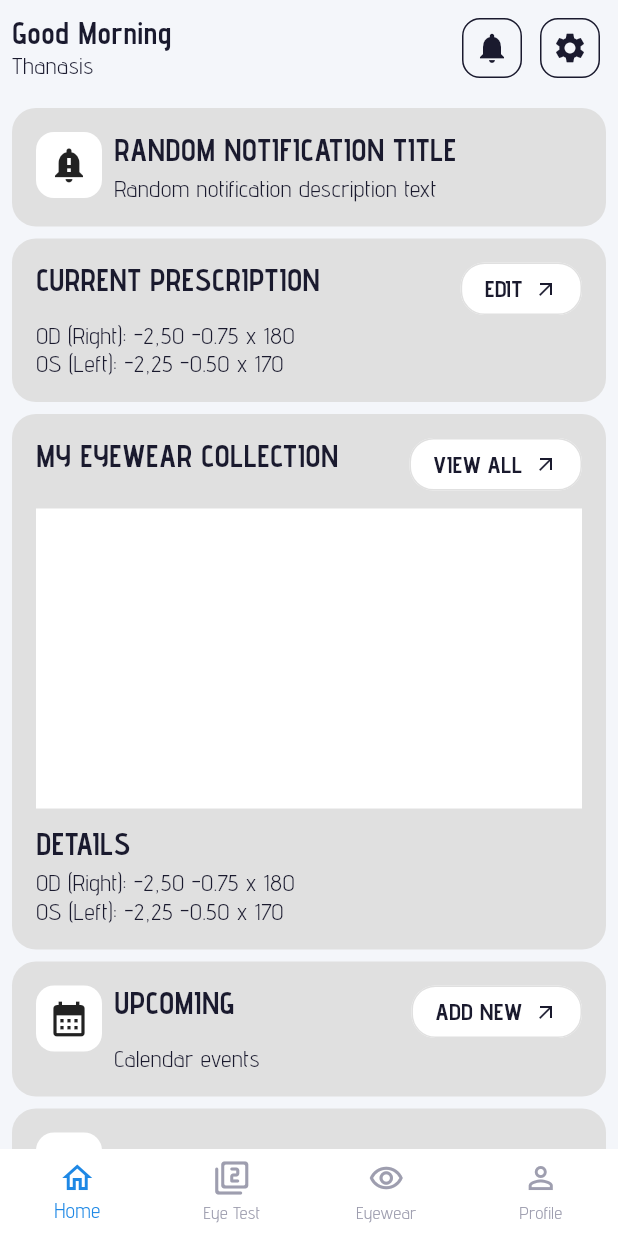
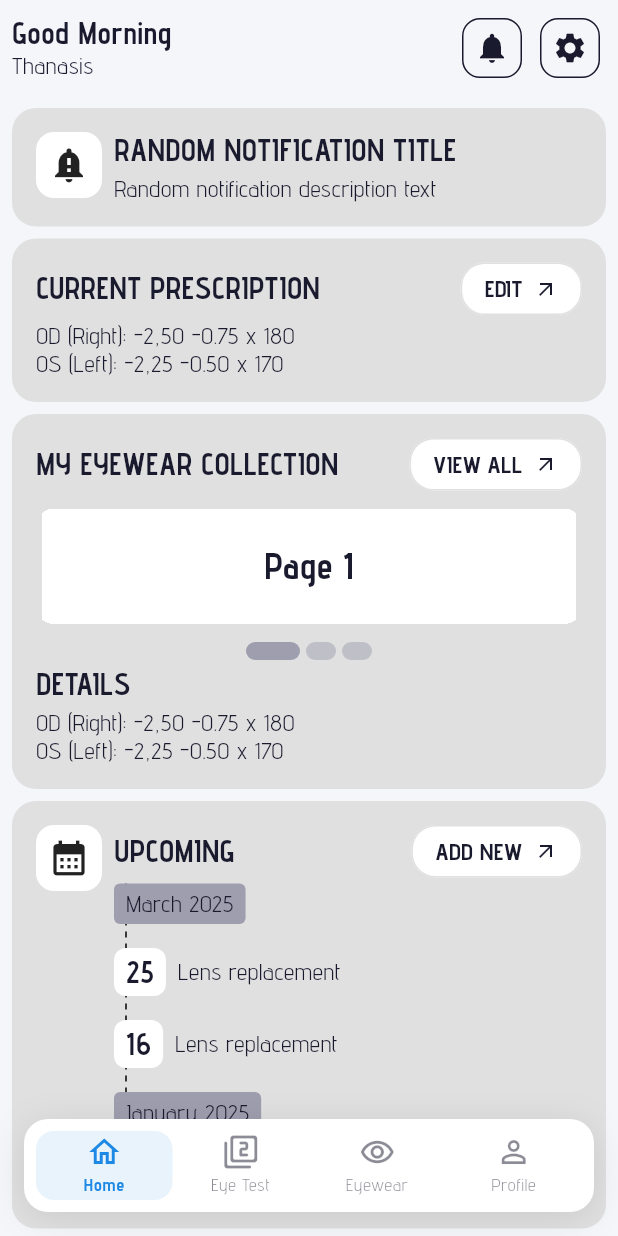
Before and after one commit to Thanasis-Traitsis/my_eyes_flutter, a Flutter app: the screen it shows after launch, on a phone screen of 412 x 824 dp. Run offline on Flutter 3.47's test engine with Material 3 defaults, Android fonts, the light colour scheme and no system bars; our stand-ins replace bloc, equatable, flutter_bloc, go_router, shared_preferences.

Commit message:
feat: complete bottom navbar & full screens

```diff
--- a/lib/core/constants/app_borders.dart
+++ b/lib/core/constants/app_borders.dart
@@ -3,6 +3,8 @@ import 'package:flutter/material.dart';
 class AppBorders {
   static const double smallBorderWidth = 1.0;
   static const double mediumBorderWidth = 2.0;
+  static BorderRadius get extraSmallBorderRadius => BorderRadius.circular(4.0);
+  static BorderRadius get smallBorderRadius => BorderRadius.circular(8.0);
   static BorderRadius get mediumBorderRadius => BorderRadius.circular(12.0);
   static BorderRadius get largeBorderRadius => BorderRadius.circular(16.0);
 }
--- a/lib/core/constants/app_sizes.dart
+++ b/lib/core/constants/app_sizes.dart
@@ -3,4 +3,8 @@ class AppSizes {
 
   static const double iconSizeS = 16.0;
   static const double iconSizeL = 28.0;
+
+  static const double pageIndicatorHeight = 12.0;
+  static const double pageIndicatorWidth = 20.0;
+  static const double pageIndicatorActiveWidth = 36.0;
 }
--- a/lib/core/constants/app_spacing.dart
+++ b/lib/core/constants/app_spacing.dart
@@ -3,6 +3,7 @@ class AppSpacing {
   static const double spacingL = 16.0;
   static const double spacingM = 8.0;
   static const double spacingS = 4.0;
+  static const double spacingXS = 2.0;
 
   static const double screenPadding = 8.0;
 }
--- a/lib/core/router/app_pages.dart
+++ b/lib/core/router/app_pages.dart
@@ -1,6 +1,8 @@
 import 'package:flutter/material.dart';
 import 'package:my_eyes/core/router/app_routes.dart';
 import 'package:my_eyes/presentation/home/screens/home_screen.dart';
+import 'package:my_eyes/presentation/notifications/screens/notifications_screen.dart';
+import 'package:my_eyes/presentation/settings/screens/settings_screen.dart';
 
 class PageInfo {
   final String path;
@@ -65,14 +67,14 @@ class AppPages {
     path: AppRoutes.notifications,
     name: 'notifications',
     title: 'Notifications',
-    builder: (_) => const Placeholder(),
+    builder: (_) => const NotificationsScreen(),
   );
 
   static final settings = PageInfo(
     path: AppRoutes.settings,
     name: 'settings',
     title: 'Settings',
-    builder: (_) => const Placeholder(),
+    builder: (_) => const SettingsScreen(),
   );
 
   static final lensNew = PageInfo(
--- a/lib/presentation/home/screens/home_screen.dart
+++ b/lib/presentation/home/screens/home_screen.dart
@@ -1,7 +1,14 @@
 import 'package:flutter/material.dart';
 import 'package:my_eyes/core/constants/app_spacing.dart';
+import 'package:my_eyes/core/router/app_pages.dart';
+import 'package:my_eyes/core/router/navigation_service.dart';
+import 'package:my_eyes/core/theme/custom_text_type.dart';
 import 'package:my_eyes/core/utils/theme_extensions.dart';
 import 'package:my_eyes/presentation/shared/screens/custom_screen.dart';
+import 'package:my_eyes/presentation/shared/widgets/calendar/date_and_event.dart';
+import 'package:my_eyes/presentation/shared/widgets/calendar/dotted_line_painter.dart';
+import 'package:my_eyes/presentation/shared/widgets/calendar/month_tag.dart';
+import 'package:my_eyes/presentation/shared/widgets/carousel/custom_carousel.dart';
 import 'package:my_eyes/presentation/shared/widgets/custom_container.dart';
 import 'package:my_eyes/presentation/shared/widgets/custom_text.dart';
 import 'package:my_eyes/presentation/shared/widgets/shortcut_card.dart';
@@ -11,12 +18,22 @@ class HomeScreen extends StatelessWidget {
 
   @override
   Widget build(BuildContext context) {
-    return CustomScreen(
+    return CustomScreen.withBottomNavbar(
       regularTitle: "Good Morning",
       subtitle: "Thanasis",
       suffixButtons: [
-        IconButton(icon: const Icon(Icons.notifications), onPressed: () {}),
-        IconButton(icon: const Icon(Icons.settings), onPressed: () {}),
+        IconButton(
+          icon: const Icon(Icons.notifications),
+          onPressed: () {
+            NavigationService.push(AppPages.notifications.path);
+          },
+        ),
+        IconButton(
+          icon: const Icon(Icons.settings),
+          onPressed: () {
+            NavigationService.push(AppPages.settings.path);
+          },
+        ),
       ],
       child: Column(
         spacing: AppSpacing.spacingM,
@@ -44,11 +61,36 @@ class HomeScreen extends StatelessWidget {
             buttonText: "view all",
             onButtonPressed: () {},
             containerTitle: "my eyewear collection",
-            containerChild: Container(
-              margin: .symmetric(vertical: AppSpacing.spacingM),
-              width: double.infinity,
-              height: 200,
-              color: context.colors.white,
+            containerChild: CustomCarousel(
+              children: [
+                Container(
+                  alignment: Alignment.center,
+                  padding: .all(AppSpacing.spacingXL),
+                  color: context.colors.white,
+                  child: CustomText(
+                    text: "Page 1",
+                    textType: CustomTextType.regularHeading,
+                  ),
+                ),
+                Container(
+                  alignment: Alignment.center,
+                  padding: .all(AppSpacing.spacingXL),
+                  color: context.colors.white,
+                  child: CustomText(
+                    text: "Page 2",
+                    textType: CustomTextType.regularHeading,
+                  ),
+                ),
+                Container(
+                  alignment: Alignment.center,
+                  padding: .all(AppSpacing.spacingXL),
+                  color: context.colors.white,
+                  child: CustomText(
+                    text: "Page 3",
+                    textType: CustomTextType.regularHeading,
+                  ),
+                ),
+              ],
             ),
             footerTitle: "details",
             footerContent: Column(
@@ -64,7 +106,27 @@ class HomeScreen extends StatelessWidget {
             buttonText: "add new",
             onButtonPressed: () {},
             containerTitle: "upcoming",
-            containerChild: CustomText(text: "Calendar events"),
+            containerChild: Stack(
+              children: [
+                Positioned(
+                  left: AppSpacing.spacingM,
+                  top: 0,
+                  bottom: AppSpacing.spacingS,
+                  child: CustomPaint(painter: DottedLinePainter()),
+                ),
+                Column(
+                  crossAxisAlignment: .start,
+                  spacing: AppSpacing.spacingL,
+                  children: [
+                    MonthTag(monthText: 'March 2025'),
+                    DateAndEvent(date: 25, event: 'Lens replacement'),
+                    DateAndEvent(date: 16, event: 'Lens replacement'),
+                    MonthTag(monthText: 'January 2025'),
+                    DateAndEvent(date: 28, event: 'Lens replacement'),
+                  ],
+                ),
+              ],
+            ),
           ),
           ShortcutCard(
             cardTitle: "add new prescription",
--- /dev/null
+++ b/lib/presentation/notifications/screens/notifications_screen.dart
@@ -0,0 +1,15 @@
+import 'package:flutter/material.dart';
+import 'package:my_eyes/core/router/app_pages.dart';
+import 'package:my_eyes/presentation/shared/screens/full_screen_with_title.dart';
+
+class NotificationsScreen extends StatelessWidget {
+  const NotificationsScreen({super.key});
+
+  @override
+  Widget build(BuildContext context) {
+    return FullScreenWithTitle(
+      currentPage: AppPages.notifications,
+      child: Container(),
+    );
+  }
+}
--- /dev/null
+++ b/lib/presentation/settings/screens/settings_screen.dart
@@ -0,0 +1,15 @@
+import 'package:flutter/material.dart';
+import 'package:my_eyes/core/router/app_pages.dart';
+import 'package:my_eyes/presentation/shared/screens/full_screen_with_title.dart';
+
+class SettingsScreen extends StatelessWidget {
+  const SettingsScreen({super.key});
+
+  @override
+  Widget build(BuildContext context) {
+    return FullScreenWithTitle(
+      currentPage: AppPages.settings,
+      child: Container(),
+    );
+  }
+}
--- a/lib/presentation/shared/screens/custom_screen.dart
+++ b/lib/presentation/shared/screens/custom_screen.dart
@@ -1,6 +1,7 @@
 import 'package:flutter/material.dart';
 import 'package:my_eyes/core/constants/app_spacing.dart';
 import 'package:my_eyes/core/theme/custom_text_type.dart';
+import 'package:my_eyes/presentation/shared/widgets/bottom_navbar.dart';
 import 'package:my_eyes/presentation/shared/widgets/custom_text.dart';
 
 class CustomScreen extends StatelessWidget {
@@ -13,6 +14,7 @@ class CustomScreen extends StatelessWidget {
     this.subtitle,
     this.suffixButtons = const [],
     this.prefixButtons = const [],
+    this.includeBottomSpacing = false,
   });
 
   final Widget child;
@@ -22,6 +24,19 @@ class CustomScreen extends StatelessWidget {
   final String? subtitle;
   final List<IconButton> suffixButtons;
   final List<IconButton> prefixButtons;
+  final bool includeBottomSpacing;
+
+  const CustomScreen.withBottomNavbar({
+    super.key,
+    required this.child,
+    this.withPadding = true,
+    this.bigTitle,
+    this.regularTitle,
+    this.subtitle,
+    this.suffixButtons = const [],
+    this.prefixButtons = const [],
+    this.includeBottomSpacing = true,
+  });
 
   @override
   Widget build(BuildContext context) {
@@ -36,7 +51,21 @@ class CustomScreen extends StatelessWidget {
                   width: double.infinity,
                   child: Padding(
                     padding: .all(AppSpacing.screenPadding),
-                    child: child,
+                    child: Column(
+                      children: [
+                        child,
+                        if (includeBottomSpacing)
+                          Opacity(
+                            opacity: 0,
+                            child: Padding(
+                              padding: const .symmetric(
+                                vertical: AppSpacing.spacingM,
+                              ),
+                              child: BottomNavbar(),
+                            ),
+                          ),
+                      ],
+                    ),
                   ),
                 ),
               ),
--- /dev/null
+++ b/lib/presentation/shared/screens/full_screen_with_title.dart
@@ -0,0 +1,34 @@
+import 'package:flutter/material.dart';
+import 'package:my_eyes/core/router/app_pages.dart';
+import 'package:my_eyes/core/router/navigation_service.dart';
+import 'package:my_eyes/presentation/shared/screens/custom_screen.dart';
+
+class FullScreenWithTitle extends StatelessWidget {
+  final PageInfo currentPage;
+  final bool withBackButton;
+  final Widget child;
+
+  const FullScreenWithTitle({
+    super.key,
+    required this.currentPage,
+    this.withBackButton = true,
+    required this.child,
+  });
+
+  @override
+  Widget build(BuildContext context) {
+    return CustomScreen(
+      bigTitle: currentPage.title,
+      prefixButtons: [
+        if (withBackButton)
+          IconButton(
+            icon: const Icon(Icons.arrow_back),
+            onPressed: () {
+              NavigationService.pop();
+            },
+          ),
+      ],
+      child: child,
+    );
+  }
+}
--- a/lib/presentation/shared/screens/screen_with_navbar.dart
+++ b/lib/presentation/shared/screens/screen_with_navbar.dart
@@ -1,5 +1,7 @@
 import 'package:flutter/material.dart';
 import 'package:go_router/go_router.dart';
+import 'package:my_eyes/core/constants/app_spacing.dart';
+import 'package:my_eyes/presentation/shared/widgets/bottom_navbar.dart';
 
 class ScreenWithNavbar extends StatelessWidget {
   const ScreenWithNavbar({super.key, required this.navigationShell});
@@ -9,29 +11,14 @@ class ScreenWithNavbar extends StatelessWidget {
   @override
   Widget build(BuildContext context) {
     return Scaffold(
-      body: navigationShell,
-      bottomNavigationBar: BottomNavigationBar(
-        currentIndex: navigationShell.currentIndex,
-        onTap: (index) => navigationShell.goBranch(
-          index,
-          initialLocation: index == navigationShell.currentIndex,
-        ),
-        items: const [
-          BottomNavigationBarItem(
-            icon: Icon(Icons.home_outlined),
-            label: 'Home',
-          ),
-          BottomNavigationBarItem(
-            icon: Icon(Icons.filter_2_rounded),
-            label: 'Eye Test',
-          ),
-          BottomNavigationBarItem(
-            icon: Icon(Icons.remove_red_eye_outlined),
-            label: 'Eyewear',
-          ),
-          BottomNavigationBarItem(
-            icon: Icon(Icons.person_outline),
-            label: 'Profile',
+      body: Stack(
+        children: [
+          navigationShell,
+          Positioned(
+            left: AppSpacing.spacingL,
+            right: AppSpacing.spacingL,
+            bottom: AppSpacing.spacingL + MediaQuery.of(context).padding.bottom,
+            child: BottomNavbar(navigationShell: navigationShell),
           ),
         ],
       ),
--- /dev/null
+++ b/lib/presentation/shared/widgets/bottom_navbar.dart
@@ -0,0 +1,122 @@
+import 'package:flutter/material.dart';
+import 'package:go_router/go_router.dart';
+import 'package:my_eyes/core/constants/app_borders.dart';
+import 'package:my_eyes/core/constants/app_spacing.dart';
+import 'package:my_eyes/core/utils/theme_extensions.dart';
+
+class BottomNavbar extends StatelessWidget {
+  final StatefulNavigationShell? navigationShell;
+
+  const BottomNavbar({super.key, this.navigationShell});
+
+  @override
+  Widget build(BuildContext context) {
+    return Container(
+      padding: .all(AppSpacing.spacingM),
+      decoration: BoxDecoration(
+        color: Theme.of(context).colorScheme.surface,
+        borderRadius: AppBorders.largeBorderRadius,
+        boxShadow: [
+          BoxShadow(
+            color: context.colors.black.withValues(alpha: 0.1),
+            blurRadius: 20,
+            offset: const Offset(0, 4),
+          ),
+        ],
+      ),
+      child: Row(
+        mainAxisAlignment: .spaceAround,
+        children: [
+          _NavItem(
+            icon: Icons.home_outlined,
+            label: 'Home',
+            index: 0,
+            navigationShell: navigationShell,
+          ),
+          _NavItem(
+            icon: Icons.filter_2_rounded,
+            label: 'Eye Test',
+            index: 1,
+            navigationShell: navigationShell,
+          ),
+          _NavItem(
+            icon: Icons.remove_red_eye_outlined,
+            label: 'Eyewear',
+            index: 2,
+            navigationShell: navigationShell,
+          ),
+          _NavItem(
+            icon: Icons.person_outline,
+            label: 'Profile',
+            index: 3,
+            navigationShell: navigationShell,
+          ),
+        ].map((item) => Expanded(child: item)).toList(),
+      ),
+    );
+  }
+}
+
+class _NavItem extends StatelessWidget {
+  const _NavItem({
+    required this.icon,
+    required this.label,
+    required this.index,
+    this.navigationShell,
+  });
+
+  final IconData icon;
+  final String label;
+  final int index;
+  final StatefulNavigationShell? navigationShell;
+
+  @override
+  Widget build(BuildContext context) {
+    final isSelected = navigationShell?.currentIndex == index;
+    final color = isSelected
+        ? Theme.of(context).colorScheme.primary
+        : Theme.of(context).colorScheme.onSurface.withValues(alpha: 0.5);
+
+    return GestureDetector(
+      onTap: () => navigationShell?.goBranch(
+        index,
+        initialLocation: index == navigationShell?.currentIndex,
+      ),
+      child: Center(
+        child: AnimatedContainer(
+          width: double.infinity,
+          duration: const Duration(milliseconds: 250),
+          curve: Curves.easeInOut,
+          padding: .symmetric(
+            horizontal: isSelected ? AppSpacing.spacingM : AppSpacing.spacingS,
+            vertical: AppSpacing.spacingXS,
+          ),
+          decoration: BoxDecoration(
+            color: isSelected
+                ? Theme.of(context).colorScheme.primary.withValues(alpha: 0.1)
+                : Colors.transparent,
+            borderRadius: AppBorders.mediumBorderRadius,
+          ),
+          child: Column(
+            mainAxisSize: .min,
+            spacing: AppSpacing.spacingXS,
+            children: [
+              AnimatedSwitcher(
+                duration: const Duration(milliseconds: 200),
+                child: Icon(icon, color: color, key: ValueKey(isSelected)),
+              ),
+              AnimatedDefaultTextStyle(
+                duration: const Duration(milliseconds: 250),
+                style: Theme.of(context).textTheme.bodySmall!.copyWith(
+                  color: color,
+                  fontWeight: isSelected ? FontWeight.bold : FontWeight.normal,
+                ),
+                child: Text(label, textAlign: TextAlign.center),
+              ),
+            ],
+          ),
+        ),
+      ),
+    );
+  }
+}
--- /dev/null
+++ b/lib/presentation/shared/widgets/calendar/date_and_event.dart
@@ -0,0 +1,38 @@
+import 'package:flutter/material.dart';
+import 'package:my_eyes/core/constants/app_borders.dart';
+import 'package:my_eyes/core/constants/app_spacing.dart';
+import 'package:my_eyes/core/theme/custom_text_type.dart';
+import 'package:my_eyes/core/utils/theme_extensions.dart';
+import 'package:my_eyes/presentation/shared/widgets/custom_text.dart';
+
+class DateAndEvent extends StatelessWidget {
+  final int date;
+  final String event;
+
+  const DateAndEvent({super.key, required this.date, required this.event});
+
+  @override
+  Widget build(BuildContext context) {
+    return Row(
+      crossAxisAlignment: .center,
+      spacing: AppSpacing.spacingM,
+      children: [
+        Container(
+          padding: .symmetric(
+            horizontal: AppSpacing.spacingM,
+            vertical: AppSpacing.spacingS,
+          ),
+          decoration: BoxDecoration(
+            color: context.colors.white,
+            borderRadius: AppBorders.smallBorderRadius,
+          ),
+          child: CustomText(
+            text: '$date',
+            textType: CustomTextType.smallHeading,
+          ),
+        ),
+        Expanded(child: CustomText(text: event)),
+      ],
+    );
+  }
+}
--- /dev/null
+++ b/lib/presentation/shared/widgets/calendar/dotted_line_painter.dart
@@ -0,0 +1,24 @@
+import 'package:flutter/material.dart';
+import 'package:my_eyes/core/constants/app_spacing.dart';
+
+class DottedLinePainter extends CustomPainter {
+  @override
+  void paint(Canvas canvas, Size size) {
+    final Paint paint = Paint()
+      ..color = Colors.black
+      ..strokeWidth = 1
+      ..style = PaintingStyle.stroke;
+
+    final double dashWidth = AppSpacing.spacingS;
+    final double dashSpace = AppSpacing.spacingS;
+    double startY = 0;
+
+    while (startY < size.height) {
+      canvas.drawLine(Offset(0, startY), Offset(0, startY + dashWidth), paint);
+      startY += dashWidth + dashSpace;
+    }
+  }
+
+  @override
+  bool shouldRepaint(CustomPainter oldDelegate) => false;
+}
--- /dev/null
+++ b/lib/presentation/shared/widgets/calendar/month_tag.dart
@@ -0,0 +1,26 @@
+import 'package:flutter/material.dart';
+import 'package:my_eyes/core/constants/app_borders.dart';
+import 'package:my_eyes/core/constants/app_spacing.dart';
+import 'package:my_eyes/core/utils/theme_extensions.dart';
+import 'package:my_eyes/presentation/shared/widgets/custom_text.dart';
+
+class MonthTag extends StatelessWidget {
+  final String monthText;
+
+  const MonthTag({super.key, required this.monthText});
+
+  @override
+  Widget build(BuildContext context) {
+    return Container(
+      padding: .symmetric(
+        horizontal: AppSpacing.spacingM,
+        vertical: AppSpacing.spacingS,
+      ),
+      decoration: BoxDecoration(
+        color: context.colors.textHint,
+        borderRadius: AppBorders.extraSmallBorderRadius,
+      ),
+      child: CustomText(text: monthText),
+    );
+  }
+}
--- /dev/null
+++ b/lib/presentation/shared/widgets/carousel/carousel_page_indicator.dart
@@ -0,0 +1,40 @@
+import 'package:flutter/material.dart';
+import 'package:my_eyes/core/constants/app_borders.dart';
+import 'package:my_eyes/core/constants/app_sizes.dart';
+import 'package:my_eyes/core/constants/app_spacing.dart';
+import 'package:my_eyes/core/utils/theme_extensions.dart';
+
+class CarouselPageIndicator extends StatelessWidget {
+  final int indicatorsCount;
+  final int currentIndex;
+
+  const CarouselPageIndicator({
+    super.key,
+    required this.indicatorsCount,
+    required this.currentIndex,
+  });
+
+  @override
+  Widget build(BuildContext context) {
+    return Row(
+      mainAxisAlignment: .center,
+      children: List.generate(
+        indicatorsCount,
+        (index) => AnimatedContainer(
+          duration: const Duration(milliseconds: 200),
+          width: currentIndex == index
+              ? AppSizes.pageIndicatorActiveWidth
+              : AppSizes.pageIndicatorWidth,
+          height: AppSizes.pageIndicatorHeight,
+          margin: .only(left: index == 0 ? 0 : AppSpacing.spacingS),
+          decoration: BoxDecoration(
+            borderRadius: AppBorders.mediumBorderRadius,
+            color: context.colors.textHint.withValues(
+              alpha: currentIndex == index ? 1 : 0.5,
+            ),
+          ),
+        ),
+      ),
+    );
+  }
+}
--- /dev/null
+++ b/lib/presentation/shared/widgets/carousel/custom_carousel.dart
@@ -0,0 +1,81 @@
+import 'package:flutter/material.dart';
+import 'package:my_eyes/core/constants/app_borders.dart';
+import 'package:my_eyes/core/constants/app_spacing.dart';
+import 'package:my_eyes/presentation/shared/widgets/carousel/carousel_page_indicator.dart';
+
+class CustomCarousel extends StatefulWidget {
+  final List<Widget> children;
+
+  const CustomCarousel({super.key, required this.children});
+
+  @override
+  State<CustomCarousel> createState() => _CustomCarouselState();
+}
+
+class _CustomCarouselState extends State<CustomCarousel> {
+  final ScrollController _controller = ScrollController();
+  int _currentPage = 0;
+
+  @override
+  void initState() {
+    super.initState();
+    _controller.addListener(() {
+      if (_controller.hasClients) {
+        final page =
+            (_controller.offset / _controller.position.viewportDimension)
+                .round();
+        if (page != _currentPage) {
+          setState(() => _currentPage = page);
+        }
+      }
+    });
+  }
+
+  @override
+  void dispose() {
+    _controller.dispose();
+    super.dispose();
+  }
+
+  @override
+  Widget build(BuildContext context) {
+    return Column(
+      crossAxisAlignment: .center,
+      spacing: AppSpacing.spacingS,
+      children: [
+        Container(
+          margin: .symmetric(vertical: AppSpacing.spacingM),
+          child: LayoutBuilder(
+            builder: (context, constraints) {
+              return SingleChildScrollView(
+                controller: _controller,
+                scrollDirection: .horizontal,
+                physics: const PageScrollPhysics(),
+                child: Row(
+                  crossAxisAlignment: .start,
+                  children: widget.children
+                      .map(
+                        (child) => Container(
+                          padding: .symmetric(horizontal: AppSpacing.spacingS),
+                          width: constraints.maxWidth,
+                          clipBehavior: Clip.hardEdge,
+                          decoration: BoxDecoration(
+                            borderRadius: AppBorders.mediumBorderRadius,
+                          ),
+                          child: child,
+                        ),
+                      )
+                      .toList(),
+                ),
+              );
+            },
+          ),
+        ),
+        CarouselPageIndicator(
+          indicatorsCount: widget.children.length,
+          currentIndex: _currentPage,
+        ),
+      ],
+    );
+  }
+}
--- a/lib/presentation/shared/widgets/custom_container.dart
+++ b/lib/presentation/shared/widgets/custom_container.dart
@@ -53,7 +53,7 @@ class CustomContainer extends StatelessWidget {
               crossAxisAlignment: .start,
               children: [
                 Row(
-                  crossAxisAlignment: .start,
+                  crossAxisAlignment: .center,
                   mainAxisSize: .max,
                   children: [
                     Expanded(
```
Also changed, not shown: 1 other file.
